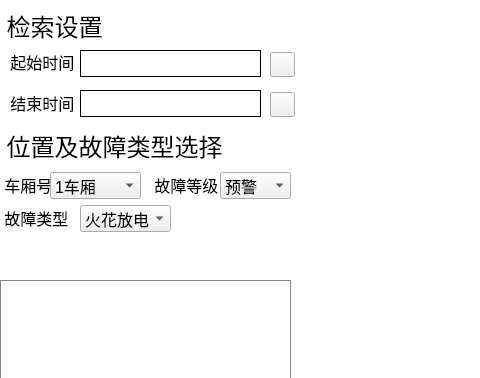
This is inteanalywidget.ui in 1157889734/monitor_clent as Qt 5 draws it before an edit; both pictures show x 0 to 480 and y 0 to 378 of the 1024 by 630 pixel window. The edited form follows.
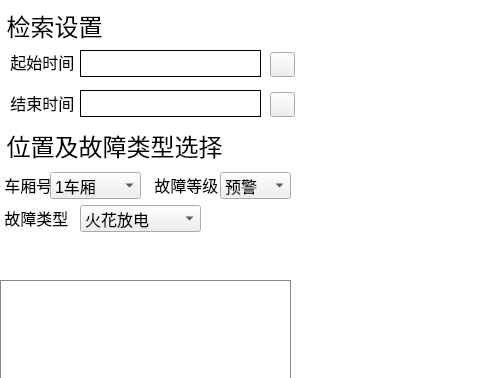
This is the edited form. Icons and pictures are not drawn.

```diff
--- a/inteanalywidget.ui
+++ b/inteanalywidget.ui
@@ -228,7 +228,7 @@
     <rect>
      <x>80</x>
      <y>205</y>
-     <width>91</width>
+     <width>121</width>
      <height>27</height>
     </rect>
    </property>
```
